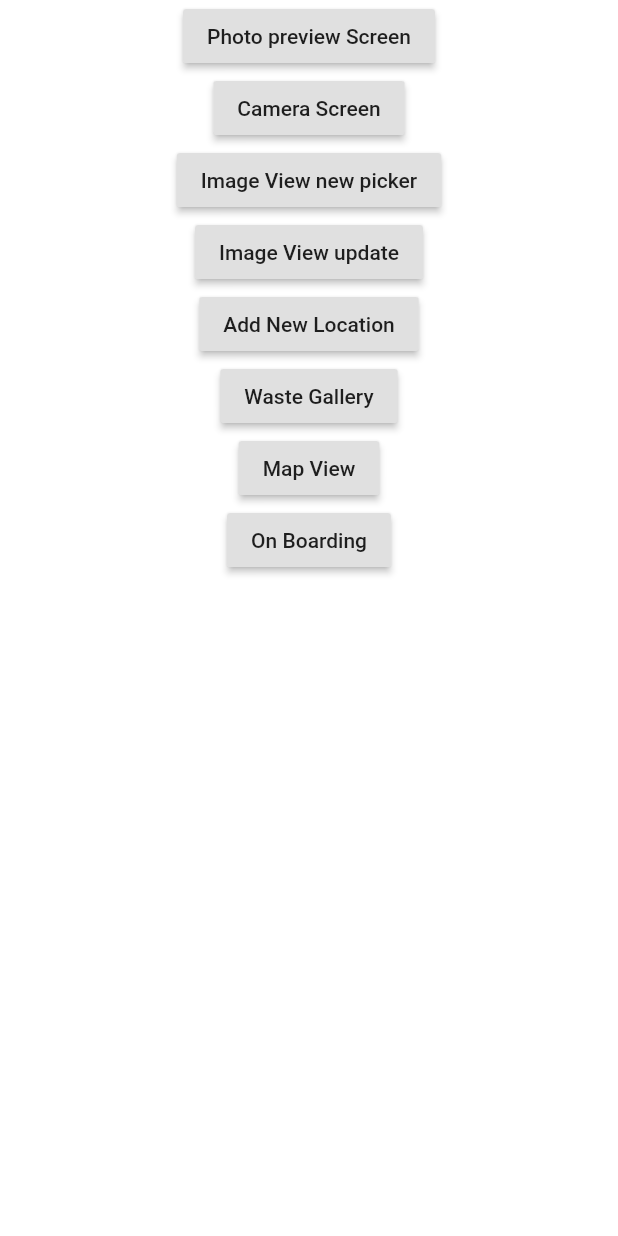
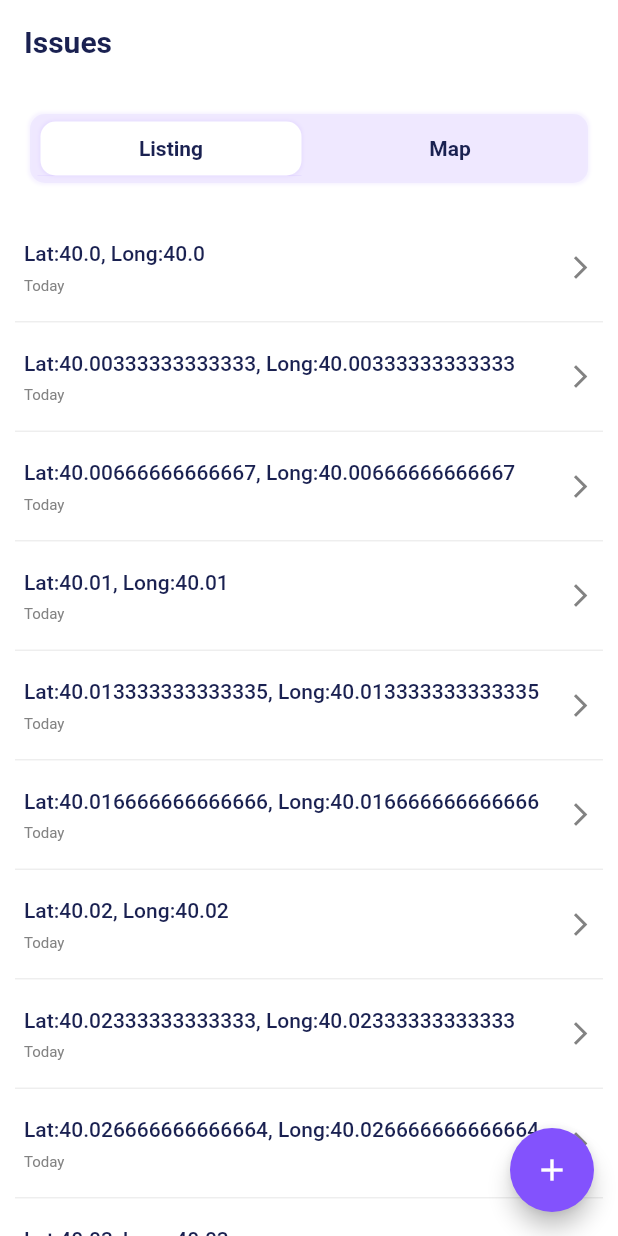
Before and after one commit to Hack20-Blue-Earth/trashtag, a Flutter app: the screen it shows after launch, on a phone screen of 412 x 824 dp. Run offline on Flutter 3.47's test engine with Material 2 defaults, Android fonts, the phone set to English and light mode, and no system bars; our stand-ins replace cloud_firestore, firebase_storage, flutter_swiper, geolocator, google_maps_flutter, image_picker and 2 more; missing offline and left inert: fimber, flutter_fimber; accounts and stored records are empty.

Commit message:
issue listing and detail listing added (#4)
* issue listing and detail listing added

* small cleanup

Co-authored-by: Ranjita Dhull <ranjita.5746@gmail.com>

```diff
--- a/lib/debug-main.dart
+++ b/lib/debug-main.dart
@@ -2,9 +2,9 @@ import 'dart:math';
 
 import 'package:flutter/material.dart';
 import 'package:flutter_fimber/flutter_fimber.dart';
+import 'package:wastepin/issue_screen.dart';
 import 'package:wastepin/map_view/map_view.dart';
 import 'package:wastepin/on_boarding.dart';
-import 'package:wastepin/photo/camera_screen.dart';
 import 'package:wastepin/data/wastepin.dart';
 import 'package:wastepin/photo/photo_screen.dart';
 import 'package:wastepin/waste_pin_detail.dart';
@@ -16,7 +16,7 @@ WastePinService wastePinService = WastePinService();
 class DebugApp extends StatelessWidget {
   @override
   Widget build(BuildContext context) {
-    return DebugScreenPicker();
+    return IssueScreen();
   }
 }
 
@@ -35,15 +35,7 @@ class DebugScreenPicker extends StatelessWidget {
             ),
           ),
           RaisedButton(
-            child: Text("Camera Screen"),
-            onPressed: () => Navigator.of(context).push(
-              MaterialPageRoute(
-                builder: (c) => CameraScreen(),
-              ),
-            ),
-          ),
-          RaisedButton(
-            child: Text("Image View new picker"),
+            child: Text("Waste Photo new picker"),
             onPressed: () => Navigator.of(context).push(
               MaterialPageRoute(
                 builder: (c) => WastePhotoScreenTest(),
@@ -51,7 +43,7 @@ class DebugScreenPicker extends StatelessWidget {
             ),
           ),
           RaisedButton(
-            child: Text("Image View update"),
+            child: Text("Waste Photo update"),
             onPressed: () => Navigator.of(context).push(
               MaterialPageRoute(
                 builder: (c) => WastePhotoScreenTest(isNew: false),
@@ -67,10 +59,10 @@ class DebugScreenPicker extends StatelessWidget {
             ),
           ),
           RaisedButton(
-            child: Text("Waste Gallery"),
+            child: Text("Waste issue List"),
             onPressed: () => Navigator.of(context).push(
               MaterialPageRoute(
-                builder: (c) => WasteGallery(),
+                builder: (c) => IssueScreen(),
               ),
             ),
           ),
--- /dev/null
+++ b/lib/issue_listing_screen.dart
@@ -0,0 +1,49 @@
+import 'package:flutter/material.dart';
+
+import 'data/wastepin.dart';
+import 'issue_listing_detail_screen.dart';
+import 'issue_screen.dart';
+
+class IssueListingScreen extends StatelessWidget {
+  final TabController _controller;
+  final List<WastePin> _wastePin;
+
+  IssueListingScreen(this._controller, this._wastePin);
+
+  @override
+  Widget build(BuildContext context) {
+    return ListView.builder(
+        shrinkWrap: true,
+        itemCount: _wastePin.length,
+        itemBuilder: (BuildContext context, int index) {
+
+          return Column(
+            children: [
+              ListTile(title: Text("Lat:${_wastePin.elementAt(index).location.latitude}, Long:${_wastePin.elementAt(index).location.latitude}",
+              style: TextStyle(
+                fontWeight: FontWeight.w500,
+                fontSize: 14.0,
+                color: colorPrimary,
+              ),),
+              subtitle: Text("Today",
+                  style: TextStyle(
+                  fontSize: 10.0,
+                  color: colorGrey,
+              ),),
+              trailing: Icon(Icons.arrow_forward_ios,color: colorGrey,size: 18.0,),
+              onTap: (){
+                print("item is clicked");
+                Navigator.of(context).push(
+                  MaterialPageRoute(
+                    builder: (c) => IssueListingDetailScreen(_wastePin[index]),
+                  ),
+                );
+              },),
+              Container(color: colorLightGrey, height:1.0, margin: EdgeInsets.symmetric(horizontal: 10.0),)
+            ],
+          );
+
+          });
+
+  }
+}
--- /dev/null
+++ b/lib/issue_screen.dart
@@ -0,0 +1,194 @@
+import 'package:flutter/material.dart';
+import 'package:wastepin/issue_listing_screen.dart';
+
+import 'data/wastepin.dart';
+import 'debug-main.dart';
+
+
+const Color colorPrimary = Color(0xFF1A2151);
+const Color colorAccent = Color(0x118352FD);
+const Color colorAccentDark = Color(0xFF8352FD);
+const Color colorGrey = Color(0xFF828282);
+const Color colorLightGrey = Color(0x22828282);
+const Color colorLightTextGrey = Color(0xFFCACACA);
+const Color colorDarkGrey = Color(0xFF474747);
+
+class IssueScreen extends StatefulWidget {
+  @override
+  _IssueScreenState createState() => _IssueScreenState();
+}
+
+class _IssueScreenState extends State<IssueScreen> with SingleTickerProviderStateMixin {
+  TabController _controller;
+  final num LISTING_TAB_INDEX = 0;
+  final num MAP_TAB_INDEX = 1;
+  num currentTabIndex = 0;
+  List<WastePin> _wastePinList;
+
+
+
+  @override
+  Future<void> initState() {
+    super.initState();
+
+    _controller = new TabController(length: 2, vsync: this);
+
+    loadData();
+
+  }
+
+  loadData() async{
+    //get all the nearby data on the basis of location
+    _wastePinList = await wastePinService.fetch();
+    setState(() {});
+  }
+
+  @override
+  void dispose() {
+    _controller.dispose();
+    super.dispose();
+  }
+
+  @override
+  Widget build(BuildContext context) {
+
+
+    return
+// used to help the ui when we are having the notch
+      SafeArea(
+// used to show app bar
+          child: Scaffold(
+            appBar: AppBar(
+              elevation: 0.0,
+              backgroundColor: Colors.white,
+//calender vie
+
+              //property name
+              title: Text(
+                "Issues",
+                style: TextStyle(
+                  fontWeight: FontWeight.bold,
+                  fontSize: 20.0,
+                  color: colorPrimary,
+                  ),
+              ),
+              centerTitle: false,
+            ),
+            floatingActionButton: FloatingActionButton(onPressed: (){
+
+            },backgroundColor: colorAccentDark,
+            child: Icon(Icons.add, color: Colors.white,),
+            ),
+            body: Container(
+              color: Colors.white,
+              child: Column(
+                crossAxisAlignment: CrossAxisAlignment.stretch,
+                children: <Widget>[
+                  Padding(
+                    padding: EdgeInsets.all(20.0),
+                    child: new Container(
+                      //black border decoration
+                      // decoration: BoxDecoration(border: Border.all(width: BORDER_SIZE_01,color: StayyTheme.colorGrey)),
+                      child:
+
+                      //tabBar is the tab container
+                      Container(
+                        decoration:BoxDecoration(color: colorAccent, boxShadow: [
+                          BoxShadow(color:  colorAccent, spreadRadius: 1.0, blurRadius: 1.0)
+                        ] ,borderRadius: BorderRadius.circular(10.0)),
+                        child: TabBar(
+                          indicatorWeight: 0.0,
+                          controller: _controller,
+                          indicator: UnderlineTabIndicator(borderSide: BorderSide(width: 0.0,color:colorAccent), insets: EdgeInsets.all(5.0)),
+                          //indicator: Decoration(),
+                          onTap: (index) {
+                            setState(() {
+                              currentTabIndex = index;
+                            });
+                          },
+                          labelPadding: EdgeInsets.only(left: 2.0),
+                          labelStyle: TextStyle(
+                            fontWeight: FontWeight.bold,
+                            fontSize: 14.0,
+                            color: colorPrimary,
+                          ),
+                          unselectedLabelStyle: TextStyle(
+                            fontWeight: FontWeight.bold,
+                            fontSize: 14.0,
+                            color: colorPrimary,
+                          ),
+
+                          //tabs
+                          tabs: [
+                            //linking info tab
+                            new Tab(
+                                child: Container(
+                                  margin: EdgeInsets.all(5.0),
+                                  alignment: Alignment.center,
+                                  constraints: BoxConstraints.expand(),
+                                  decoration: (currentTabIndex == LISTING_TAB_INDEX)
+                                      ? BoxDecoration(color: Colors.white, boxShadow: [
+                                    BoxShadow(color:  colorAccent, spreadRadius: 1.0, blurRadius: 1.0)
+                                  ] ,borderRadius: BorderRadius.circular(10.0))
+                                      : BoxDecoration(
+                                      color: Colors.transparent,
+                                      ),
+                                  child: Text(
+                                    "Listing",
+                                    style: TextStyle(
+                                      fontWeight: FontWeight.bold,
+                                      fontSize: 14.0,
+                                      color: colorPrimary,
+                                    ),
+                                  ),
+                                )),
+
+                            //stay tab
+                            Tab(
+                                child: Container(
+                                  margin: EdgeInsets.all(5.0),
+                                  alignment: Alignment.center,
+                                  constraints: BoxConstraints.expand(),
+                                  decoration: (currentTabIndex == MAP_TAB_INDEX)
+                                      ? BoxDecoration(color: Colors.white, boxShadow: [
+                                    BoxShadow(color:  colorAccent, spreadRadius: 1.0, blurRadius: 1.0)
+                                  ] ,borderRadius: BorderRadius.circular(10.0))
+                                      : BoxDecoration(
+                                    color: Colors.transparent,
+                                  ),
+
+                                  child: Text(
+                                    "Map",
+                                    style: TextStyle(
+                                    fontWeight: FontWeight.bold,
+                                    fontSize: 14.0,
+                                    color: colorPrimary,
+                                  ),
+                                  ),
+                                ))
+                          ],
+                        ),
+                      ),
+                    ),
+                  ),
+
+                  //expanded view will contain selected tab view
+                  Expanded(
+                    child: Container(
+                      child: new TabBarView(
+                        physics: NeverScrollableScrollPhysics(),
+                        controller: _controller,
+                        children: <Widget>[
+                          // pass the property id
+                          IssueListingScreen(_controller, _wastePinList),
+                          Container(),
+                        ],
+                      ),
+                    ),
+                  ),
+                ],
+              ),
+            ),
+          ));
+  }
+}
--- a/lib/splash_screen.dart
+++ b/lib/splash_screen.dart
@@ -16,7 +16,7 @@ class SplashScreen extends StatelessWidget {
           Center(
             child: CircularProgressIndicator(
               strokeWidth: 1,
-              valueColor: AlwaysStoppedAnimation<Color>(CustomTheme.primaryColor),
+              valueColor: AlwaysStoppedAnimation<Color>(Theme.of(context).primaryColor),
             ),
           ),
         ],
--- a/pubspec.yaml
+++ b/pubspec.yaml
@@ -29,6 +29,7 @@ dependencies:
   camera: ^0.5.8
   sensors: ^0.4.2
   flutter_compass: ^0.4.2
+  cached_network_image: ^2.2.0+1
   firebase_storage: ^3.1.6
   image:
   firebase:
```
Also changed, not shown: lib/issue_listing_detail_screen.dart (added, +220 -0 lines), lib/on_boarding.dart (+4 -4 lines), lib/photo/camera_screen.dart (deleted, +0 -42 lines), lib/theme/custom_theme.dart (+15 -12 lines), pubspec.lock.
